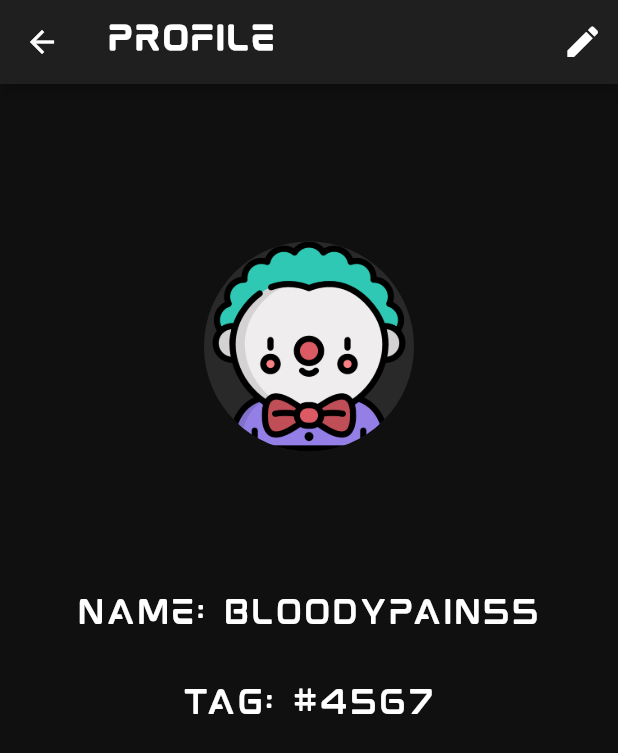
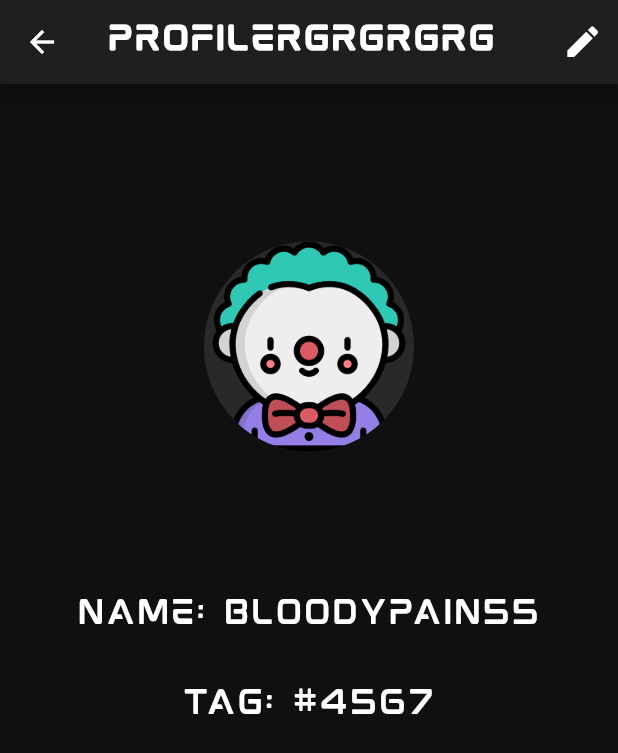
Before and after one commit to DigvijayIngole55/Klutch-Gamedatabase, a Flutter app: the ProfileScreen screen opened directly, on a phone screen of 412 x 824 dp. Shown: the top 753 px of the screen. Run offline on Flutter 3.47's test engine with Material 2 defaults, Android fonts, the phone set to English and light mode, and no system bars; drawn by our look-alikes of auto_size_text; our stand-ins replace cloud_firestore, firebase_auth, firebase_core, google_sign_in, modal_progress_hud; accounts and stored records are empty.

Commit message:
test commit

```diff
--- a/lib/Screens/profileScreen.dart
+++ b/lib/Screens/profileScreen.dart
@@ -15,7 +15,7 @@ class _ProfileScreenState extends State<ProfileScreen> {
         appBar: AppBar(
           backgroundColor: Color(0xFF1F1F1F),
           title: Text(
-            "Profile",
+            "Profilergrgrgrg",
             style: TextStyle(
                 fontFamily: 'mokoto',
                 fontWeight: FontWeight.w600,
```
